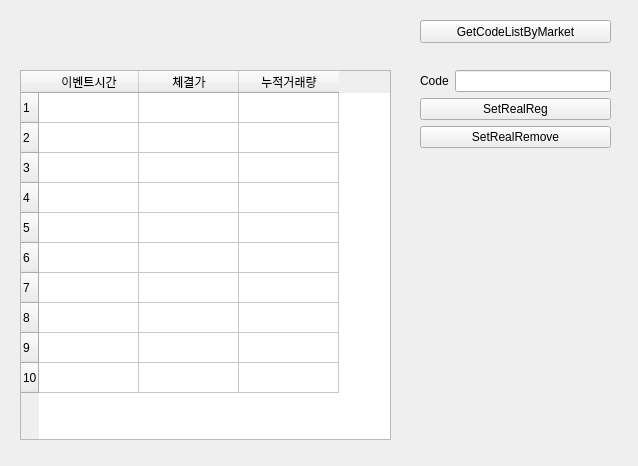
This is win32/collect_info_ui.ui in danhojin/algo-trading-korea-equities as Qt 5 draws it before an edit. The edited form follows.
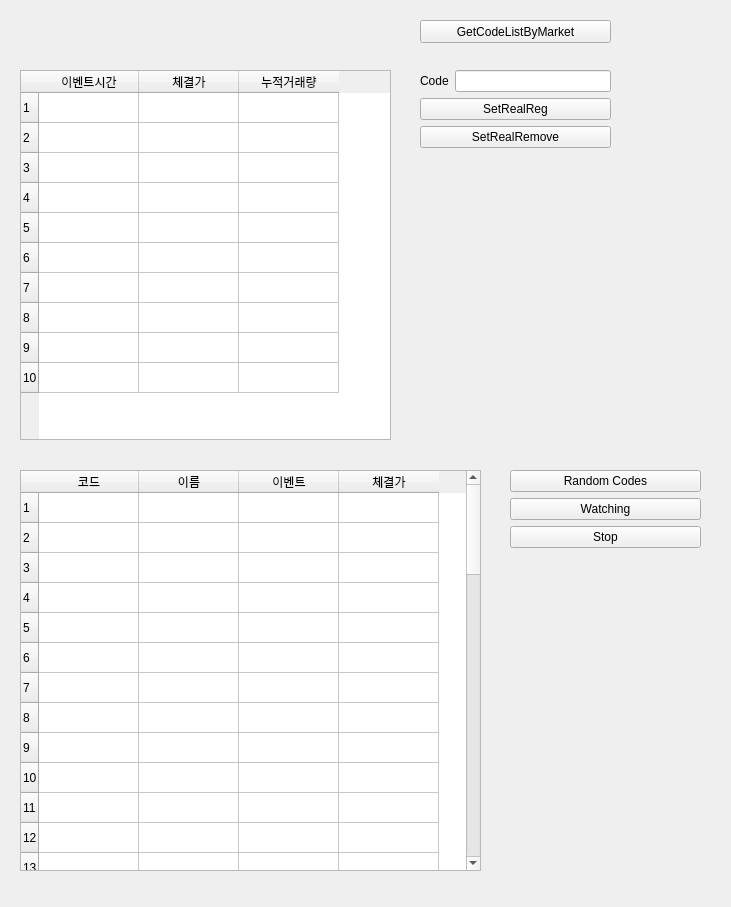
This is the edited form.

Commit message: add obs2 panel

What changed in the file:
```diff
--- a/win32/collect_info_ui.ui
+++ b/win32/collect_info_ui.ui
@@ -6,8 +6,8 @@
    <rect>
     <x>0</x>
     <y>0</y>
-    <width>638</width>
-    <height>466</height>
+    <width>731</width>
+    <height>907</height>
    </rect>
   </property>
   <property name="windowTitle">
@@ -117,6 +117,135 @@
     </item>
    </layout>
   </widget>
+  <widget class="QTableWidget" name="obs2_table">
+   <property name="geometry">
+    <rect>
+     <x>20</x>
+     <y>470</y>
+     <width>461</width>
+     <height>401</height>
+    </rect>
+   </property>
+   <property name="rowCount">
+    <number>50</number>
+   </property>
+   <row/>
+   <row/>
+   <row/>
+   <row/>
+   <row/>
+   <row/>
+   <row/>
+   <row/>
+   <row/>
+   <row/>
+   <row/>
+   <row/>
+   <row/>
+   <row/>
+   <row/>
+   <row/>
+   <row/>
+   <row/>
+   <row/>
+   <row/>
+   <row/>
+   <row/>
+   <row/>
+   <row/>
+   <row/>
+   <row/>
+   <row/>
+   <row/>
+   <row/>
+   <row/>
+   <row/>
+   <row/>
+   <row/>
+   <row/>
+   <row/>
+   <row/>
+   <row/>
+   <row/>
+   <row/>
+   <row/>
+   <row/>
+   <row/>
+   <row/>
+   <row/>
+   <row/>
+   <row/>
+   <row/>
+   <row/>
+   <row/>
+   <row/>
+   <column>
+    <property name="text">
+     <string>코드</string>
+    </property>
+   </column>
+   <column>
+    <property name="text">
+     <string>이름</string>
+    </property>
+   </column>
+   <column>
+    <property name="text">
+     <string>이벤트</string>
+    </property>
+   </column>
+   <column>
+    <property name="text">
+     <string>체결가</string>
+    </property>
+   </column>
+  </widget>
+  <widget class="QWidget" name="verticalLayoutWidget_2">
+   <property name="geometry">
+    <rect>
+     <x>510</x>
+     <y>470</y>
+     <width>191</width>
+     <height>401</height>
+    </rect>
+   </property>
+   <layout class="QVBoxLayout" name="verticalLayout_2">
+    <item>
+     <widget class="QPushButton" name="obs2_but_set_codes">
+      <property name="text">
+       <string>Random Codes</string>
+      </property>
+     </widget>
+    </item>
+    <item>
+     <widget class="QPushButton" name="obs2_but_watching">
+      <property name="text">
+       <string>Watching</string>
+      </property>
+     </widget>
+    </item>
+    <item>
+     <widget class="QPushButton" name="obs2_but_stop">
+      <property name="text">
+       <string>Stop</string>
+      </property>
+     </widget>
+    </item>
+    <item>
+     <spacer name="verticalSpacer_2">
+      <property name="orientation">
+       <enum>Qt::Vertical</enum>
+      </property>
+      <property name="sizeHint" stdset="0">
+       <size>
+        <width>20</width>
+        <height>40</height>
+       </size>
+      </property>
+     </spacer>
+    </item>
+   </layout>
+  </widget>
  </widget>
  <resources/>
  <connections/>
```
The commit also changes 2 other files.
